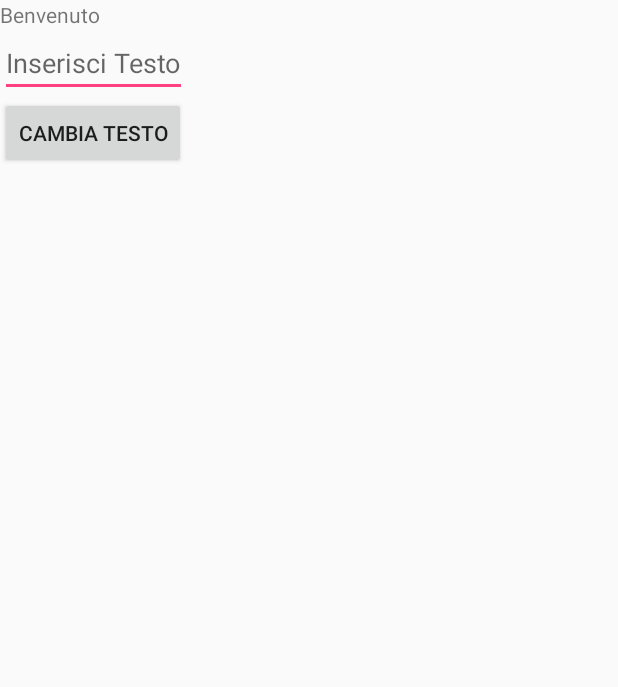
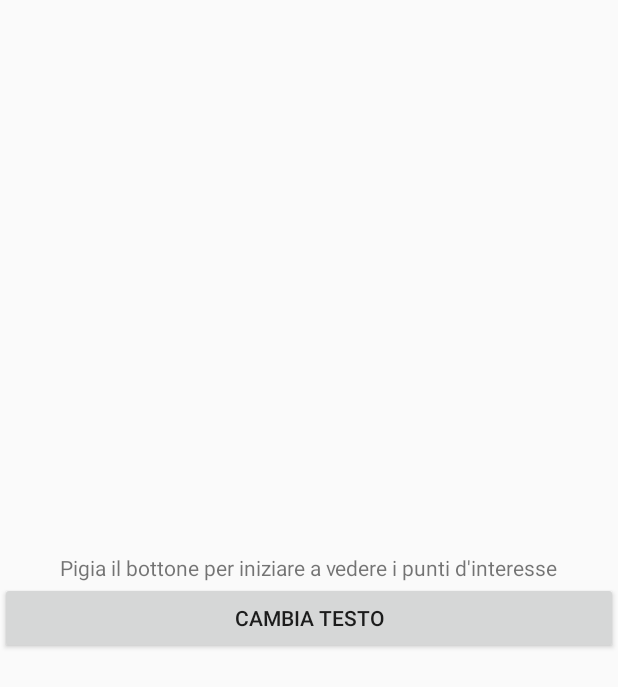
Before and after one commit to dcentonze/PuntiInteresse, an Android app: the screen it shows after launch (MainActivity), on a phone screen of 412 x 824 dp. Shown: the top 687 px of the screen. Run offline under Robolectric (Android 15) with nearby library versions, the phone set to English and light mode, and no system bars; 1 statement that could not run was skipped.

```diff
--- a/mobile/src/main/java/android/vm/puntiinteresse/MainActivity.java
+++ b/mobile/src/main/java/android/vm/puntiinteresse/MainActivity.java
@@ -1,6 +1,7 @@
 package android.vm.puntiinteresse;
 
 import android.app.Activity;
+import android.content.Intent;
 import android.os.Bundle;
 import android.view.View;
 import android.widget.Button;
@@ -16,6 +17,9 @@ public class MainActivity extends Activity {
     TextView welcomeTv;
     Button changeBt;
     EditText changeTextEdit;
+    MainActivity activity = this;
+    String username;
+
     @Override
     protected void onCreate(Bundle savedInstanceState){
         super.onCreate(savedInstanceState);
@@ -26,7 +30,11 @@ public class MainActivity extends Activity {
         changeBt.setOnClickListener(new View.OnClickListener(){
             @Override
             public void onClick(View view){
-                welcomeTv.setText(changeTextEdit.getText());
+                //welcomeTv.setText(changeTextEdit.getText());
+                //username=changeTextEdit.getText().toString();
+                Intent intent = new Intent(activity,SecondActivity.class);
+                //intent.putExtra("username",username);
+                startActivity(intent);
             }
         });
 
--- a/mobile/src/main/res/layout/activity_main.xml
+++ b/mobile/src/main/res/layout/activity_main.xml
@@ -1,29 +1,34 @@
 <?xml version="1.0" encoding="utf-8"?>
-<LinearLayout xmlns:android="http://schemas.android.com/apk/res/android"
+<RelativeLayout xmlns:android="http://schemas.android.com/apk/res/android"
     android:orientation="vertical" android:layout_width="match_parent"
     android:layout_height="match_parent">
 
     <TextView
         android:layout_width="wrap_content"
         android:layout_height="wrap_content"
+        android:layout_above="@id/change_bt"
+        android:layout_centerInParent="true"
         android:id="@+id/welcome_tv"
         android:text="@string/welcome"
         />
 
+    <!--
     <EditText
         android:layout_width="wrap_content"
         android:layout_height="wrap_content"
+        android:layout_gravity="center"
         android:id="@+id/edit_txt"
         android:hint="@string/change_text_hint"
         />
+    -->
     <Button
-        android:layout_width="wrap_content"
+        android:layout_width="match_parent"
         android:layout_height="wrap_content"
+        android:layout_centerInParent="true"
         android:id="@+id/change_bt"
         android:text="@string/change_text"
 
         />
 
 
-
-</LinearLayout>
+</RelativeLayout>
--- /dev/null
+++ b/mobile/src/main/res/values-w820dp/dimens.xml
@@ -0,0 +1,6 @@
+<resources>
+    <!-- Example customization of dimensions originally defined in res/values/dimens.xml
+         (such as screen margins) for screens with more than 820dp of available width. This
+         would include 7" and 10" devices in landscape (~960dp and ~1280dp respectively). -->
+    <dimen name="activity_horizontal_margin">64dp</dimen>
+</resources>
--- /dev/null
+++ b/mobile/src/main/res/values/dimens.xml
@@ -0,0 +1,5 @@
+<resources>
+    <!-- Default screen margins, per the Android Design guidelines. -->
+    <dimen name="activity_horizontal_margin">16dp</dimen>
+    <dimen name="activity_vertical_margin">16dp</dimen>
+</resources>
--- a/mobile/src/main/res/values/strings.xml
+++ b/mobile/src/main/res/values/strings.xml
@@ -1,6 +1,6 @@
 <resources>
-    <string name="app_name">puntiinteresse</string>
-    <string name="welcome">Benvenuto</string>
+    <string name="app_name">Punti d'interesse</string>
+    <string name="welcome">Pigia il bottone per iniziare a vedere i punti d'interesse</string>
     <string name="change_text">Cambia testo</string>
     <string name="change_text_hint">Inserisci Testo</string>
 </resources>
```
Also changed, not shown: mobile/src/main/AndroidManifest.xml (+5 -2 lines), mobile/src/main/java/android/vm/puntiinteresse/SecondActivity.java (added, +25 -0 lines), mobile/src/main/res/layout/activity_second.xml (added, +18 -0 lines).
